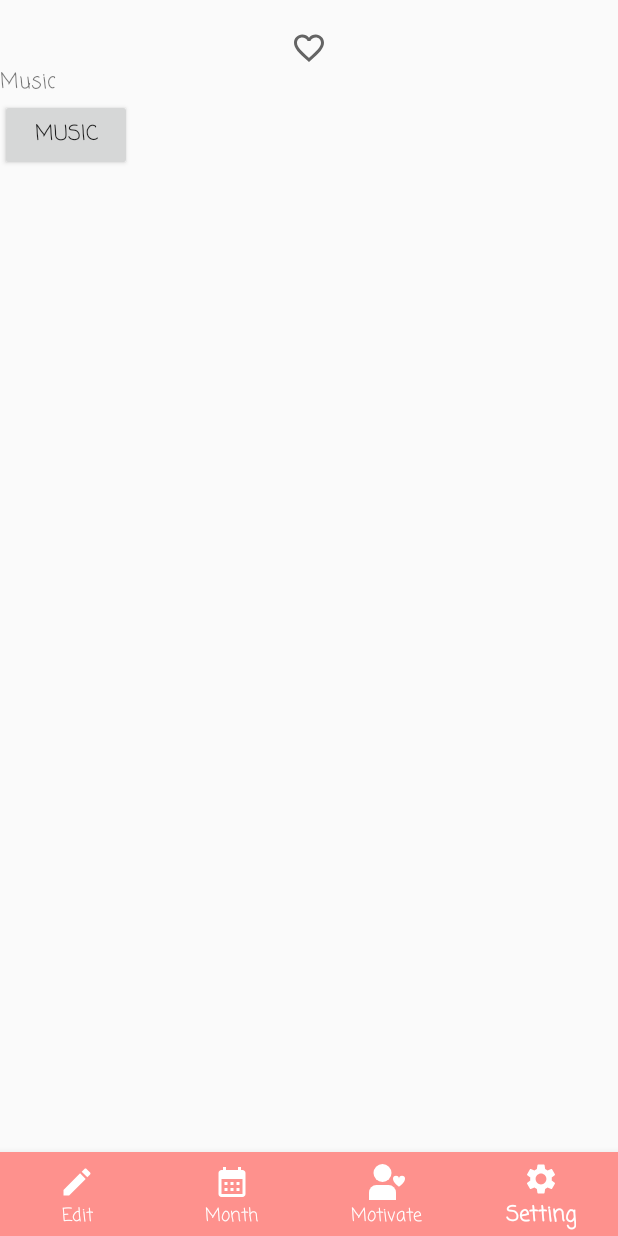
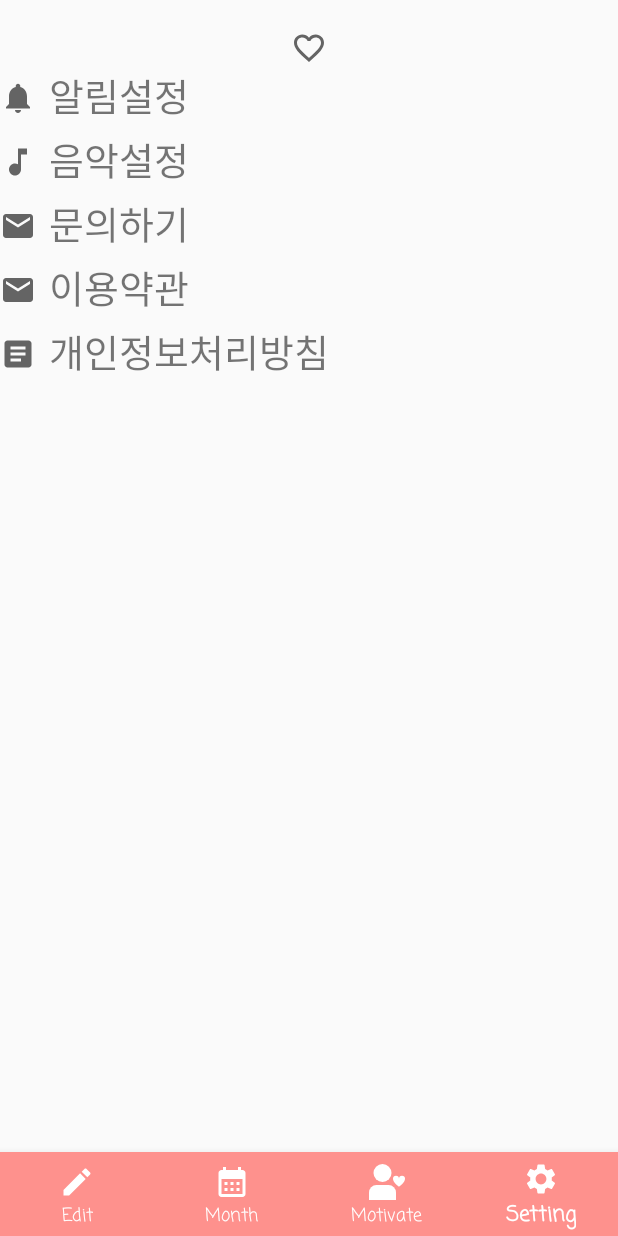
Before and after one commit to Hyevvy/ThankDiary, an Android app: the screen it shows after launch (MainActivity), item 4 of the bottom bar chosen, on a phone screen of 412 x 824 dp. Run offline under Robolectric (Android 15) with nearby library versions, the phone set to English and light mode, and no system bars.

Commit message:
Setting Fragment UI 구성, EditFragment 수정

```diff
--- a/app/src/main/java/com/example/thankdiary/FragmentEdit.java
+++ b/app/src/main/java/com/example/thankdiary/FragmentEdit.java
@@ -2,9 +2,12 @@ package com.example.thankdiary;
 
 import android.graphics.Typeface;
 import android.os.Bundle;
+import android.text.Editable;
 import android.text.SpannableString;
 import android.text.Spanned;
+import android.text.TextWatcher;
 import android.text.style.TypefaceSpan;
+import android.view.KeyEvent;
 import android.view.LayoutInflater;
 import android.view.View;
 import android.view.ViewGroup;
@@ -33,6 +36,7 @@ public class FragmentEdit extends Fragment {
     Button updateBtn, submitBtn;
     DBHelper myDB;
     String todayDate, todayContent;
+    boolean isTextChanged = false;
     @Nullable
     @Override
     public View onCreateView(@NonNull LayoutInflater inflater, @Nullable ViewGroup container, @Nullable Bundle savedInstanceState) {
@@ -47,7 +51,7 @@ public class FragmentEdit extends Fragment {
         //1. 오늘 날짜를 구해서 tvToday에 넣어준다.
         now = System.currentTimeMillis();
         date = new Date(now);
-        tvToday.setText(mFormat.format(date));
+        tvToday.setText(new SimpleDateFormat("yyyy. MM. dd").format(date));
 
 
 
@@ -66,6 +70,7 @@ public class FragmentEdit extends Fragment {
                     }
                     else{
                         myDB.InsertDiary(todayContent , todayDate);
+                        Toast.makeText(getActivity(), "오늘의 감사일기가 저장되었습니다", Toast.LENGTH_SHORT).show();
                     }
                     updateBtn.setVisibility(View.VISIBLE);
                     submitBtn.setVisibility(View.GONE);
@@ -75,23 +80,53 @@ public class FragmentEdit extends Fragment {
         else {
             //오늘 작성한 감사 일기가 있으면
             etTodayDt.setText(todayDiaryInDB);
-            //editText의 내용이 조금이라도 바뀌었으면 버튼이 submit 버튼으로 변경되어야함. (또는 update버튼)
             updateBtn.setVisibility(View.VISIBLE);
             submitBtn.setVisibility(View.GONE);
+        }
 
+        String etTodayDtString = etTodayDt.getText().toString();
+
+        //일기의 내용이 변했는지 확인
+        etTodayDt.addTextChangedListener(new TextWatcher() {
+            @Override
+            public void beforeTextChanged(CharSequence s, int start, int count, int after) {
+            }
+
+            @Override
+            public void onTextChanged(CharSequence s, int start, int before, int count) {
+                if(!etTodayDtString.equals(s)) {
+                    isTextChanged = true;
+                    updateBtn.setText("UPDATE");
+                    //일기 내용이 바뀌었을때만 UPDATE 버튼이 동작하도록
+                    BeAvailabeUpdateBtn();
+                }
+            }
+
+            @Override
+            public void afterTextChanged(Editable s) {
+                isTextChanged = true;
+            }
+        });
+
+
+
+        return view;
+    }
+
+    private void BeAvailabeUpdateBtn(){
+        if(isTextChanged == true) {
             //update database
             updateBtn.setOnClickListener(new View.OnClickListener() {
                 @Override
                 public void onClick(View v) {
                     todayContent = etTodayDt.getText().toString();
                     myDB.UpdateDiary(todayContent, todayDate);
+                    Toast.makeText(getActivity(), "오늘의 감사일기가 수정되었습니다", Toast.LENGTH_SHORT).show();
+                    updateBtn.setText("EDIT");
+                    isTextChanged = false;
                 }
             });
         }
-
-        return view;
     }
 
-
-
 }
--- /dev/null
+++ b/app/src/main/res/drawable/ic_baseline_article_24.xml
@@ -0,0 +1,11 @@
+<vector xmlns:android="http://schemas.android.com/apk/res/android"
+    android:width="24dp"
+    android:height="24dp"
+    android:viewportWidth="24"
+    android:viewportHeight="24"
+    android:tint="?attr/colorControlNormal"
+    android:autoMirrored="true">
+  <path
+      android:fillColor="@android:color/white"
+      android:pathData="M19,3L5,3c-1.1,0 -2,0.9 -2,2v14c0,1.1 0.9,2 2,2h14c1.1,0 2,-0.9 2,-2L21,5c0,-1.1 -0.9,-2 -2,-2zM14,17L7,17v-2h7v2zM17,13L7,13v-2h10v2zM17,9L7,9L7,7h10v2z"/>
+</vector>
--- /dev/null
+++ b/app/src/main/res/drawable/ic_baseline_mail_24.xml
@@ -0,0 +1,10 @@
+<vector xmlns:android="http://schemas.android.com/apk/res/android"
+    android:width="24dp"
+    android:height="24dp"
+    android:viewportWidth="24"
+    android:viewportHeight="24"
+    android:tint="?attr/colorControlNormal">
+  <path
+      android:fillColor="@android:color/white"
+      android:pathData="M20,4L4,4c-1.1,0 -1.99,0.9 -1.99,2L2,18c0,1.1 0.9,2 2,2h16c1.1,0 2,-0.9 2,-2L22,6c0,-1.1 -0.9,-2 -2,-2zM20,8l-8,5 -8,-5L4,6l8,5 8,-5v2z"/>
+</vector>
--- /dev/null
+++ b/app/src/main/res/drawable/ic_baseline_music_note_24.xml
@@ -0,0 +1,10 @@
+<vector xmlns:android="http://schemas.android.com/apk/res/android"
+    android:width="24dp"
+    android:height="24dp"
+    android:viewportWidth="24"
+    android:viewportHeight="24"
+    android:tint="?attr/colorControlNormal">
+  <path
+      android:fillColor="@android:color/white"
+      android:pathData="M12,3v10.55c-0.59,-0.34 -1.27,-0.55 -2,-0.55 -2.21,0 -4,1.79 -4,4s1.79,4 4,4 4,-1.79 4,-4V7h4V3h-6z"/>
+</vector>
--- /dev/null
+++ b/app/src/main/res/drawable/ic_baseline_notifications_24.xml
@@ -0,0 +1,10 @@
+<vector xmlns:android="http://schemas.android.com/apk/res/android"
+    android:width="24dp"
+    android:height="24dp"
+    android:viewportWidth="24"
+    android:viewportHeight="24"
+    android:tint="?attr/colorControlNormal">
+  <path
+      android:fillColor="@android:color/white"
+      android:pathData="M12,22c1.1,0 2,-0.9 2,-2h-4c0,1.1 0.89,2 2,2zM18,16v-5c0,-3.07 -1.64,-5.64 -4.5,-6.32L13.5,4c0,-0.83 -0.67,-1.5 -1.5,-1.5s-1.5,0.67 -1.5,1.5v0.68C7.63,5.36 6,7.92 6,11v5l-2,2v1h16v-1l-2,-2z"/>
+</vector>
--- /dev/null
+++ b/app/src/main/res/drawable/ic_baseline_volume_mute_24.xml
@@ -0,0 +1,10 @@
+<vector xmlns:android="http://schemas.android.com/apk/res/android"
+    android:width="24dp"
+    android:height="24dp"
+    android:viewportWidth="24"
+    android:viewportHeight="24"
+    android:tint="?attr/colorControlNormal">
+  <path
+      android:fillColor="@android:color/white"
+      android:pathData="M7,9v6h4l5,5V4l-5,5H7z"/>
+</vector>
--- a/app/src/main/res/layout/fragment_setting.xml
+++ b/app/src/main/res/layout/fragment_setting.xml
@@ -3,19 +3,91 @@
     android:orientation="vertical" android:layout_width="match_parent"
     android:layout_height="match_parent">
 
-    <TextView
-        android:layout_width="wrap_content"
+    <LinearLayout
+        android:layout_width="match_parent"
         android:layout_height="wrap_content"
-        android:text="Music"
-        ></TextView>
+        >
+        <ImageView
+            android:layout_width="wrap_content"
+            android:layout_height="wrap_content"
+            android:src="@drawable/ic_baseline_notifications_24"
+            android:layout_gravity="center"
+            />
+        <TextView
+            android:layout_width="wrap_content"
+            android:layout_height="wrap_content"
+            android:textSize="25dp"
+            android:text=" 알림설정">
+        </TextView>
+    </LinearLayout>
 
-    <Button
-        android:layout_width="wrap_content"
+    <LinearLayout
+        android:layout_width="match_parent"
         android:layout_height="wrap_content"
-        android:id="@+id/setting_music_button"
-        android:text="Music"
-        ></Button>
+        >
+        <ImageView
+            android:layout_width="wrap_content"
+            android:layout_height="wrap_content"
+            android:src="@drawable/ic_baseline_music_note_24"
+            android:layout_gravity="center"
+            />
+        <TextView
+            android:layout_width="wrap_content"
+            android:layout_height="wrap_content"
+            android:textSize="25dp"
+            android:text=" 음악설정">
+        </TextView>
+    </LinearLayout>
 
 
 
+    <LinearLayout
+        android:layout_width="match_parent"
+        android:layout_height="wrap_content">
+        <ImageView
+            android:layout_width="wrap_content"
+            android:layout_height="wrap_content"
+            android:src="@drawable/ic_baseline_mail_24"
+            android:layout_gravity="center"/>
+        <TextView
+            android:layout_width="wrap_content"
+            android:layout_height="wrap_content"
+            android:textSize="25dp"
+            android:text=" 문의하기">
+        </TextView>
+    </LinearLayout>
+
+
+    <LinearLayout
+        android:layout_width="match_parent"
+        android:layout_height="wrap_content">
+        <ImageView
+            android:layout_width="wrap_content"
+            android:layout_height="wrap_content"
+            android:layout_gravity="center"
+            android:src="@drawable/ic_baseline_mail_24"/>
+        <TextView
+            android:layout_width="wrap_content"
+            android:layout_height="wrap_content"
+            android:textSize="25dp"
+            android:text=" 이용약관">
+        </TextView>
+    </LinearLayout>
+
+    <LinearLayout
+        android:layout_width="match_parent"
+        android:layout_height="wrap_content">
+        <ImageView
+            android:layout_width="wrap_content"
+            android:layout_height="wrap_content"
+            android:layout_gravity="center"
+            android:src="@drawable/ic_baseline_article_24"/>
+        <TextView
+            android:layout_width="wrap_content"
+            android:layout_height="wrap_content"
+            android:textSize="25dp"
+            android:text=" 개인정보처리방침">
+        </TextView>
+    </LinearLayout>
+
 </LinearLayout>
```
